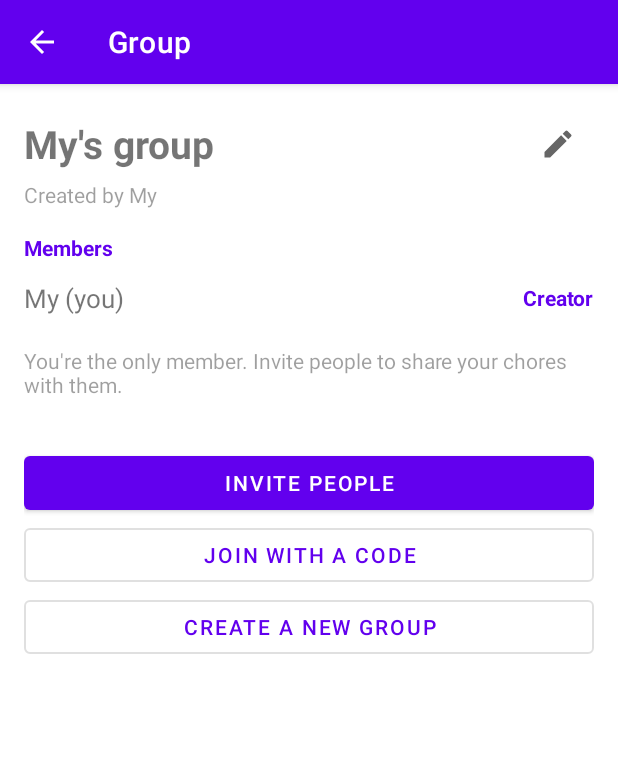
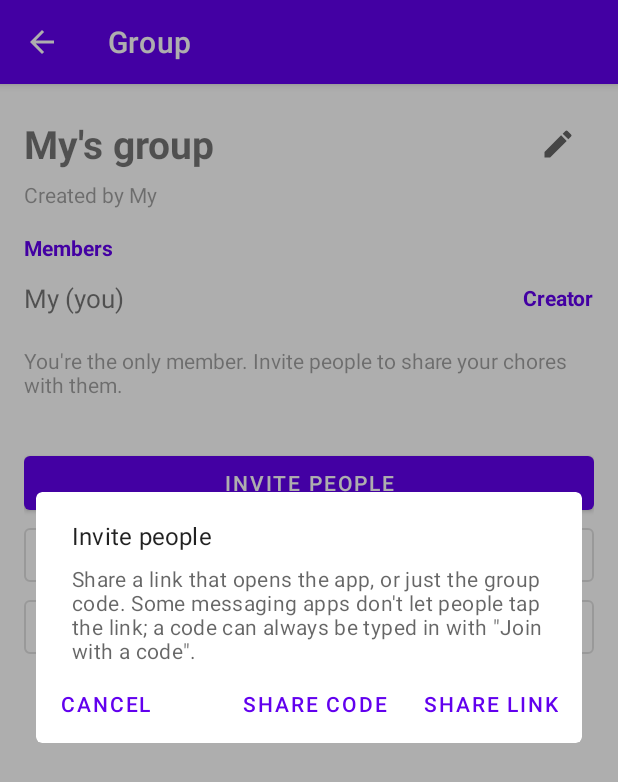
Before and after one commit to zamixn/ChoresRPG, an Android app: the GroupActivity screen opened directly, with no data from a screen before it, after a tap on "INVITE PEOPLE", on a phone screen of 412 x 824 dp. Shown: the top 782 px of the screen. Run offline under Robolectric (Android 15) with nearby library versions, the phone set to English and light mode, and no system bars; our stand-ins replace Firebase (no records; nobody signed in at launch, a user with empty details on screens opened directly).

Commit message:
invite change

```diff
--- a/app/src/main/java/com/zsoftware/choresrpg/group/GroupActivity.java
+++ b/app/src/main/java/com/zsoftware/choresrpg/group/GroupActivity.java
@@ -150,9 +150,23 @@ public class GroupActivity extends AppCompatActivity {
                 }));
     }
 
-    // Shares an invite (any app: messages, mail ...) with both the app link and the code. Some apps don't
-    // make choresrpg:// links tappable, so the code can be typed in with "Join with a code" instead.
+    // Asks whether to share the invite link or just the code. Some apps don't make choresrpg:// links
+    // tappable; a code can always be typed in with "Join with a code".
     private void Invite()
+    {
+        if (GroupManager.GetCurrentGroup() == null)
+            return;
+        new MaterialAlertDialogBuilder(this)
+                .setTitle(R.string.group_invite)
+                .setMessage(R.string.group_invite_choice_message)
+                .setPositiveButton(R.string.group_invite_share_link, (dialog, which) -> ShareInvite(true))
+                .setNegativeButton(R.string.group_invite_share_code, (dialog, which) -> ShareInvite(false))
+                .setNeutralButton(android.R.string.cancel, null)
+                .show();
+    }
+
+    // Shares the invite (any app: messages, mail ...): the link that opens the app, or only the code.
+    private void ShareInvite(boolean asLink)
     {
         Group group = GroupManager.GetCurrentGroup();
         if (group == null)
@@ -165,10 +179,12 @@ public class GroupActivity extends AppCompatActivity {
                 ShortToast.Show(this, R.string.group_action_failed);
                 return;
             }
+            String message = asLink
+                    ? getString(R.string.group_invite_link_message, group.Name, GroupManager.GetInviteLink(code))
+                    : getString(R.string.group_invite_code_message, group.Name, code);
             Intent share = new Intent(Intent.ACTION_SEND);
             share.setType("text/plain");
-            share.putExtra(Intent.EXTRA_TEXT, getString(R.string.group_invite_message, group.Name,
-                    GroupManager.GetInviteLink(code), code));
+            share.putExtra(Intent.EXTRA_TEXT, message);
             startActivity(Intent.createChooser(share, getString(R.string.group_invite)));
         });
     }
--- a/app/src/main/res/values/strings.xml
+++ b/app/src/main/res/values/strings.xml
@@ -79,7 +79,11 @@
     <string name="group_name_hint">Group name</string>
     <string name="group_name_empty">The name can\'t be empty</string>
     <string name="group_invite">Invite people</string>
-    <string name="group_invite_message">Join my group \"%1$s\" in ChoresRPG to share our chores.\n\nTap this link: %2$s\n\nIf the link can\'t be tapped, open ChoresRPG, go to Settings → View group → Join with a code, and enter: %3$s</string>
+    <string name="group_invite_choice_message">Share a link that opens the app, or just the group code. Some messaging apps don\'t let people tap the link; a code can always be typed in with \"Join with a code\".</string>
+    <string name="group_invite_share_link">Share link</string>
+    <string name="group_invite_share_code">Share code</string>
+    <string name="group_invite_link_message">Join my group \"%1$s\" in ChoresRPG to share our chores: %2$s</string>
+    <string name="group_invite_code_message">Join my group \"%1$s\" in ChoresRPG to share our chores. Open ChoresRPG, go to Settings → View group → Join with a code, and enter: %2$s</string>
     <string name="group_join_with_code">Join with a code</string>
     <string name="group_code_message">Enter the invite code someone sent you, or paste their whole invite.</string>
     <string name="group_code_hint">Invite code</string>
```
